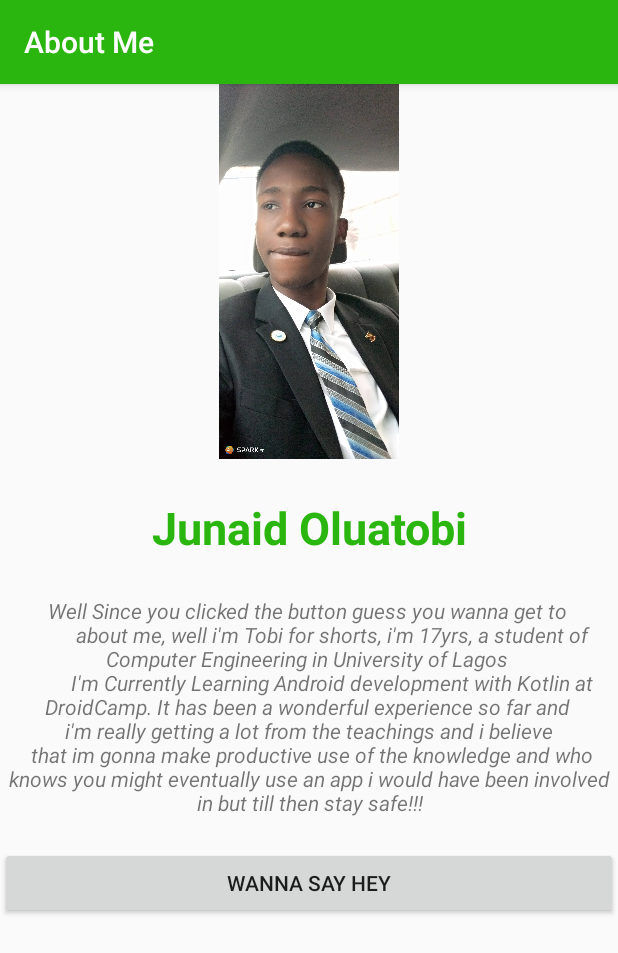
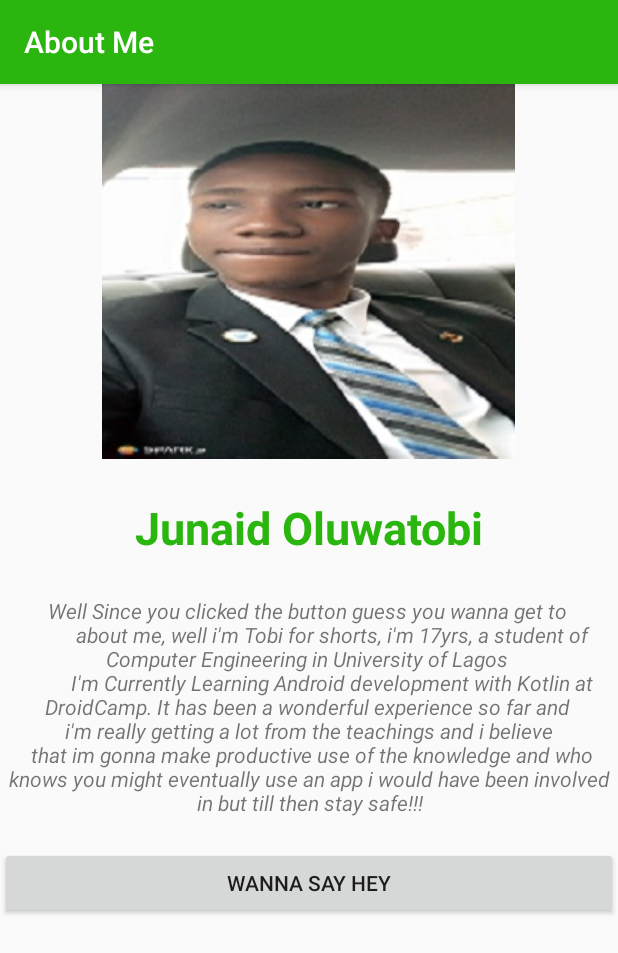
Before and after one commit to tobijunaid/DroidCamp-Task-one, an Android app: the SecondActitvity screen opened directly, with no data from a screen before it, on a phone screen of 412 x 824 dp. Shown: the top 953 px of the screen. Run offline under Robolectric (Android 15) with nearby library versions, the phone set to English and light mode, and no system bars.

Commit message:
Added Abou Me App

```diff
--- a/AboutMe/app/src/main/res/layout/activity_second.xml
+++ b/AboutMe/app/src/main/res/layout/activity_second.xml
@@ -9,8 +9,8 @@
 
     <ImageView
         android:id="@+id/imgTobi2"
-        android:layout_width="275dp"
-        android:layout_height="250dp"
+        android:layout_width="wrap_content"
+        android:layout_height="wrap_content"
         android:layout_centerHorizontal="true"
         app:srcCompat="@drawable/imgtobi2" />
 
@@ -20,7 +20,7 @@
         android:layout_height="wrap_content"
         android:layout_below="@+id/imgTobi2"
         android:layout_marginTop="25dp"
-        android:text="Junaid Oluatobi"
+        android:text="Junaid Oluwatobi"
         android:textAlignment="center"
         android:textColor="#2AB60E"
         android:textSize="30dp"
```
Also changed, not shown: AboutMe/app/src/main/res/drawable/imgtobi2.jpg.
